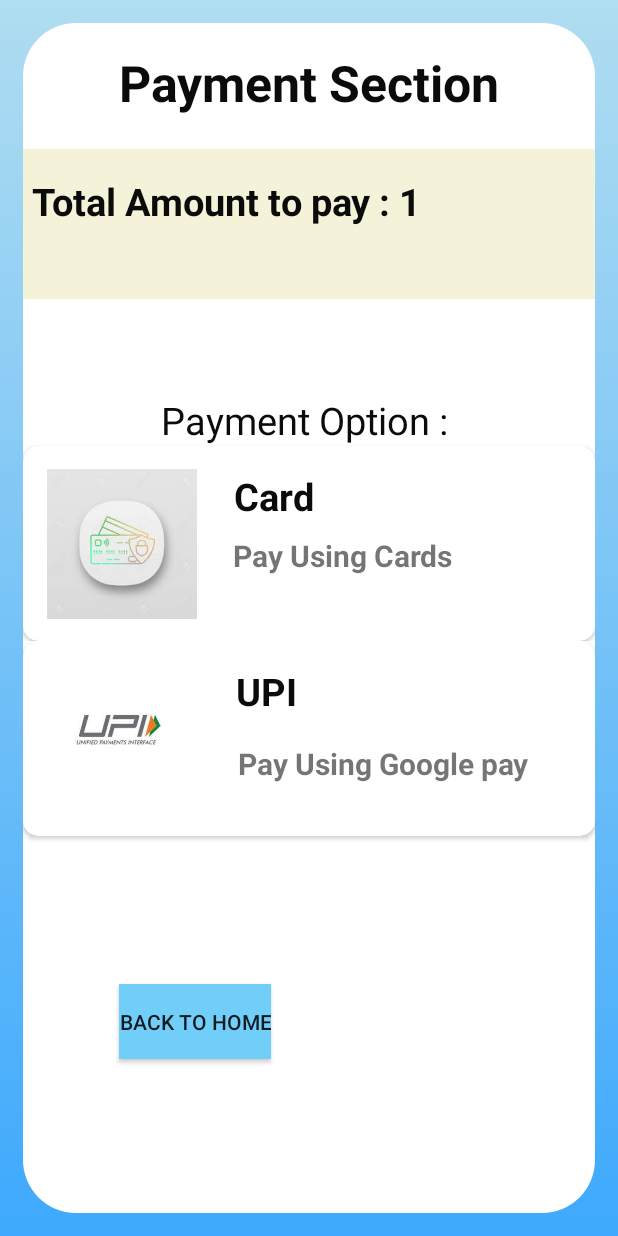
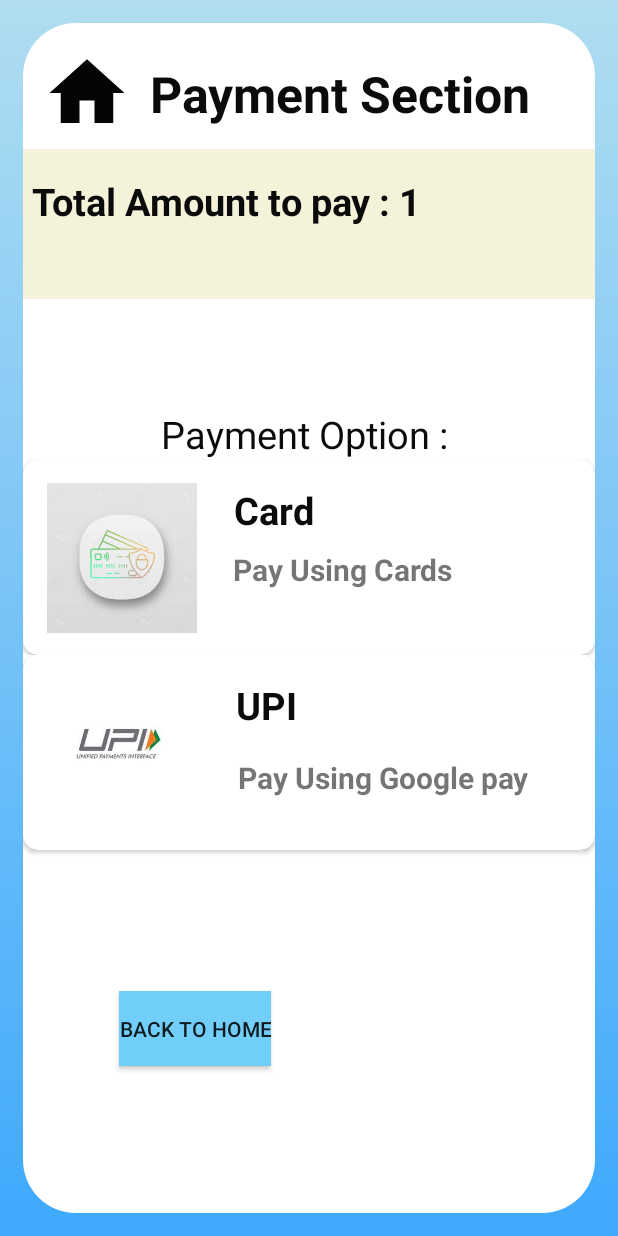
Before and after one commit to Kirtanshah2303/Cinemapp-Movie-Ticket-Booking-Application, an Android app: the PaymentActivity screen opened directly, with no data from a screen before it, on a phone screen of 412 x 824 dp. Run offline under Robolectric (Android 15) with nearby library versions, the phone set to English and light mode, and no system bars; our stand-ins replace Firebase (no records; nobody signed in at launch, a user with empty details on screens opened directly); libraries missing offline, so code that uses them is left out: com.itextpdf.text, com.journeyapps.barcodescanner; Roboto replaces fonts that are not available here; 3 statements that could not run were skipped.

Commit message:
Back to Home Image Button Added at the top

```diff
--- a/app/src/main/java/com/appofkirtan/sgplayout/PaymentActivity.java
+++ b/app/src/main/java/com/appofkirtan/sgplayout/PaymentActivity.java
@@ -30,6 +30,7 @@ import android.view.View;
 import android.view.WindowManager;
 import android.widget.Button;
 import android.widget.EditText;
+import android.widget.ImageButton;
 import android.widget.ImageView;
 import android.widget.TextView;
 import android.widget.Toast;
@@ -73,7 +74,8 @@ public class PaymentActivity extends AppCompatActivity {
     //  private long backpressedtime;
 
     CardView axisbank,icicibank;
-    Button savebtn,homebtn;
+    Button savebtn;
+    ImageButton homebtn;
 
     Bitmap bitmap;
 
@@ -104,7 +106,7 @@ public class PaymentActivity extends AppCompatActivity {
 
 
 
-    @SuppressLint("SetTextI18n")
+    @SuppressLint({"SetTextI18n", "WrongViewCast"})
     @Override
     protected void onCreate(Bundle savedInstanceState) {
         super.onCreate(savedInstanceState);
@@ -117,7 +119,7 @@ public class PaymentActivity extends AppCompatActivity {
 
         axisbank = findViewById(R.id.AxisBank);
         savebtn = findViewById(R.id.save);
-        homebtn = findViewById(R.id.home);
+        homebtn = findViewById(R.id.homeBtn);
 //        mimage = findViewById(R.id.imageView);
         Intent intent = getIntent();
         int price = intent.getIntExtra("Price",1);
--- /dev/null
+++ b/app/src/main/res/drawable/ic_baseline_home_24.xml
@@ -0,0 +1,5 @@
+<vector android:height="60dp" android:tint="#050505"
+    android:viewportHeight="24" android:viewportWidth="24"
+    android:width="60dp" xmlns:android="http://schemas.android.com/apk/res/android">
+    <path android:fillColor="@android:color/white" android:pathData="M10,20v-6h4v6h5v-8h3L12,3 2,12h3v8z"/>
+</vector>
--- a/app/src/main/res/layout/activity_payment.xml
+++ b/app/src/main/res/layout/activity_payment.xml
@@ -51,15 +51,28 @@
             app:layout_constraintTop_toTopOf="parent"
             app:layout_constraintVertical_bias="0.023">
 
+            <ImageButton
+                android:background="#fff"
+                android:id="@+id/homeBtn"
+                android:src="@drawable/ic_baseline_home_24"
+                android:layout_width="60dp"
+                android:layout_height="60dp"
+                app:layout_constraintBottom_toBottomOf="parent"
+                app:layout_constraintEnd_toStartOf="@+id/textView5"
+                app:layout_constraintStart_toStartOf="parent"
+                app:layout_constraintTop_toTopOf="parent" />
+
             <TextView
                 android:id="@+id/textView5"
                 android:layout_width="wrap_content"
                 android:layout_height="wrap_content"
+                android:layout_marginTop="8dp"
                 android:text="Payment Section"
                 android:textColor="@color/Bright_color"
                 android:textSize="33sp"
                 android:textStyle="bold"
                 app:layout_constraintEnd_toEndOf="parent"
+                app:layout_constraintHorizontal_bias="0.664"
                 app:layout_constraintStart_toStartOf="parent"
                 app:layout_constraintTop_toTopOf="parent" />
 
```
